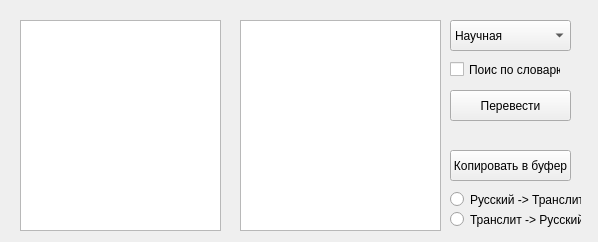
This is Transliteration/transliteration.ui in ArtemNosov/Transliteration as Qt 5 draws it before an edit. The edited form follows.
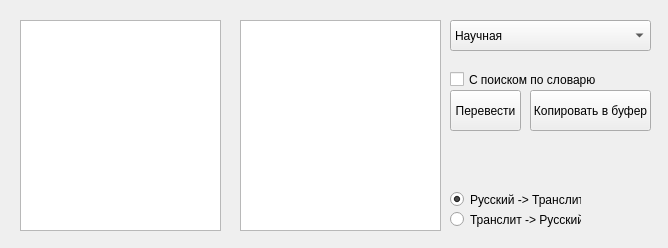
This is the edited form.

```diff
--- a/Transliteration/transliteration.ui
+++ b/Transliteration/transliteration.ui
@@ -6,8 +6,8 @@
    <rect>
     <x>0</x>
     <y>0</y>
-    <width>598</width>
-    <height>242</height>
+    <width>668</width>
+    <height>248</height>
    </rect>
   </property>
   <property name="windowTitle">
@@ -16,10 +16,10 @@
   <widget class="QPushButton" name="bufferButton">
    <property name="geometry">
     <rect>
-     <x>450</x>
-     <y>150</y>
+     <x>530</x>
+     <y>90</y>
      <width>121</width>
-     <height>31</height>
+     <height>41</height>
     </rect>
    </property>
    <property name="text">
@@ -51,7 +51,7 @@
     <rect>
      <x>450</x>
      <y>20</y>
-     <width>121</width>
+     <width>201</width>
      <height>31</height>
     </rect>
    </property>
@@ -81,8 +81,8 @@
     <rect>
      <x>450</x>
      <y>90</y>
-     <width>121</width>
-     <height>31</height>
+     <width>71</width>
+     <height>41</height>
     </rect>
    </property>
    <property name="text">
@@ -93,13 +93,13 @@
    <property name="geometry">
     <rect>
      <x>450</x>
-     <y>60</y>
-     <width>111</width>
+     <y>70</y>
+     <width>171</width>
      <height>19</height>
     </rect>
    </property>
    <property name="text">
-    <string>Поис по словарю</string>
+    <string>С поиском по словарю</string>
    </property>
   </widget>
   <widget class="QRadioButton" name="engButton">
@@ -126,6 +126,22 @@
    </property>
    <property name="text">
     <string>Русский -&gt; Транслит</string>
+   </property>
+   <property name="checked">
+    <bool>true</bool>
+   </property>
+  </widget>
+  <widget class="QLabel" name="warningLabel">
+   <property name="geometry">
+    <rect>
+     <x>460</x>
+     <y>150</y>
+     <width>191</width>
+     <height>21</height>
+    </rect>
+   </property>
+   <property name="text">
+    <string/>
    </property>
   </widget>
  </widget>
```
